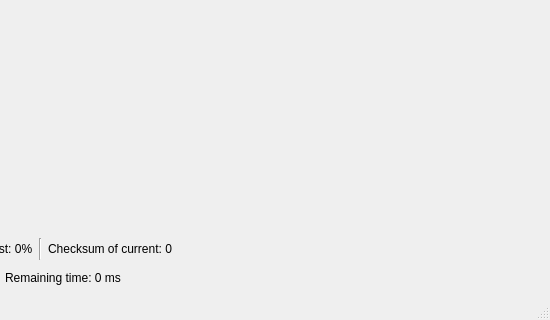
This is src/mainwindow.ui in dindin28/Screenshoter as Qt 5 draws it before an edit; both pictures show x 250 to 800 and y 280 to 600 of the 800 by 600 pixel window. The edited form follows.
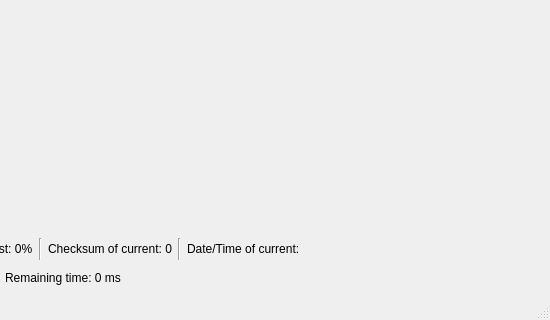
This is the edited form.

What changed in the file:
```diff
--- a/src/mainwindow.ui
+++ b/src/mainwindow.ui
@@ -89,6 +89,20 @@
         </property>
        </widget>
       </item>
+      <item>
+       <widget class="Line" name="line_3">
+        <property name="orientation">
+         <enum>Qt::Vertical</enum>
+        </property>
+       </widget>
+      </item>
+      <item>
+       <widget class="QLabel" name="dateTimeLabel">
+        <property name="text">
+         <string>Date/Time of current: </string>
+        </property>
+       </widget>
+      </item>
       <item>
        <spacer name="horizontalSpacer_2">
         <property name="orientation">
```
